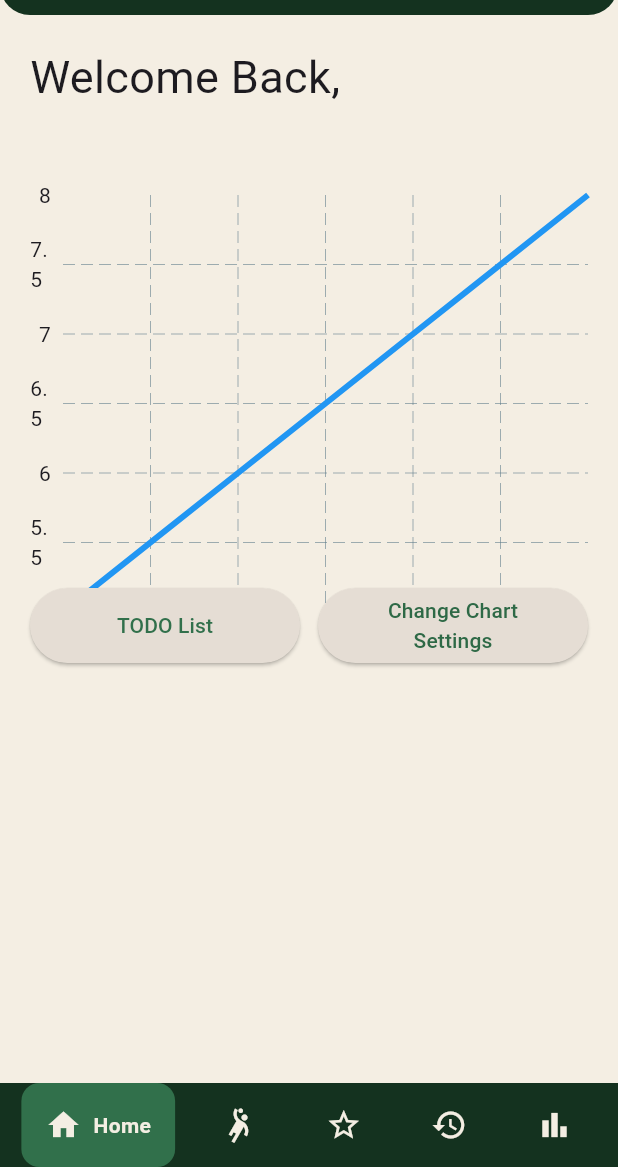
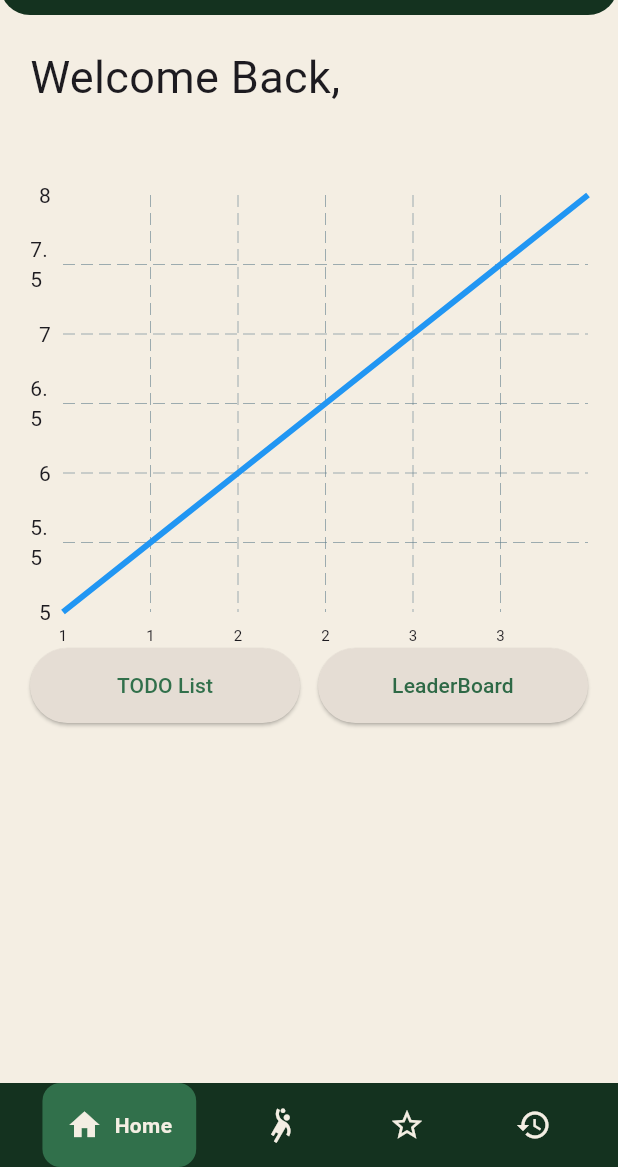
Before and after one commit to marcsaffold17/GetFitApp, a Flutter app: the MyHomePage screen opened directly, on a phone screen of 412 x 824 dp, the part 69-1236 px from its top. Run offline on Flutter 3.47's test engine with Material 3 defaults, Android fonts, the phone set to English and light mode, and no system bars; drawn by our look-alikes of fl_chart, google_nav_bar; our stand-ins replace cloud_firestore, firebase_core, image_picker, shared_preferences; accounts and stored records are empty.

Commit message:
Updated Homepage Buttons and Graph page UI

```diff
--- a/get_fit_app/lib/view/HomePage.dart
+++ b/get_fit_app/lib/view/HomePage.dart
@@ -13,6 +13,7 @@ import 'package:google_nav_bar/google_nav_bar.dart';
 import '../view/Workout-Plan.dart';
 import '../view/profile_page.dart';
 import '../view/checklist_view.dart';
+import '../view/LeaderboardPage.dart';
 
 class MyHomePage extends StatefulWidget {
   const MyHomePage({super.key, required this.title, required this.username});
@@ -90,7 +91,7 @@ class _MyHomePageState extends State<MyHomePage> {
           ),
         ),
         Positioned(
-          bottom: 280 ,
+          bottom: 240,
           left: 20,
           child: Container(
             width: 180,
@@ -110,7 +111,7 @@ class _MyHomePageState extends State<MyHomePage> {
         ),
         ),
         Positioned(
-          bottom: 280,
+          bottom: 240,
           right: 20,
           child: Container(
             width: 180,
@@ -122,7 +123,7 @@ class _MyHomePageState extends State<MyHomePage> {
             onPressed: () async {
               final updatedChart = await Navigator.push(
                 context,
-                MaterialPageRoute(builder: (context) => SettingsPage()),
+                MaterialPageRoute(builder: (context) => LeaderboardPage()),
               );
               if (updatedChart != null) {
                 setState(() {
@@ -130,7 +131,7 @@ class _MyHomePageState extends State<MyHomePage> {
                 });
               }
             },
-            child: const Text("Change Chart Settings", style: TextStyle(color: Color.fromARGB(255, 46, 105, 70)), textAlign: TextAlign.center,),
+            child: const Text("LeaderBoard", style: TextStyle(color: Color.fromARGB(255, 46, 105, 70)), textAlign: TextAlign.center,),
           ),
         ),
         )
@@ -145,7 +146,6 @@ class _MyHomePageState extends State<MyHomePage> {
       ExercisePage(),
       FavoritesPage(),
       WorkoutHistoryByDate(),
-      LeaderboardPage(),
     ];
 
     return Scaffold(
@@ -223,13 +223,6 @@ class _MyHomePageState extends State<MyHomePage> {
             iconActiveColor: Color.fromARGB(255, 244, 238, 227),
             textColor: Color.fromARGB(255, 244, 238, 227),
           ),
-          GButton(
-            icon: Icons.bar_chart_sharp,
-            text: "Leaderboard",
-            iconColor: Color.fromARGB(255, 244, 238, 227),
-            iconActiveColor: Color.fromARGB(255, 244, 238, 227),
-            textColor: Color.fromARGB(255, 244, 238, 227),
-          ),
         ],
       ),
     );
--- a/get_fit_app/lib/view/nav_bar.dart
+++ b/get_fit_app/lib/view/nav_bar.dart
@@ -108,3 +108,5 @@ class NavBar extends StatelessWidget {
     );
   }
 }
+
+// Credit for UI help and emotional support during UI work: Eva :>
--- a/get_fit_app/lib/view/profile_page.dart
+++ b/get_fit_app/lib/view/profile_page.dart
@@ -189,9 +189,9 @@ class _ProfilePageState extends State<ProfilePage> {
                 border: OutlineInputBorder(
                   borderRadius: BorderRadius.circular(12),
                   borderSide: const BorderSide(
-                          color: Color.fromARGB(255, 20, 50, 31),
-                          width: 2,
-                        ),
+                    color: Color.fromARGB(255, 20, 50, 31),
+                    width: 2,
+                  ),
                 ),
               ),
               maxLines: 3,
```
Also changed, not shown: get_fit_app/lib/view/LeaderboardPage.dart (+10 -1 lines).
